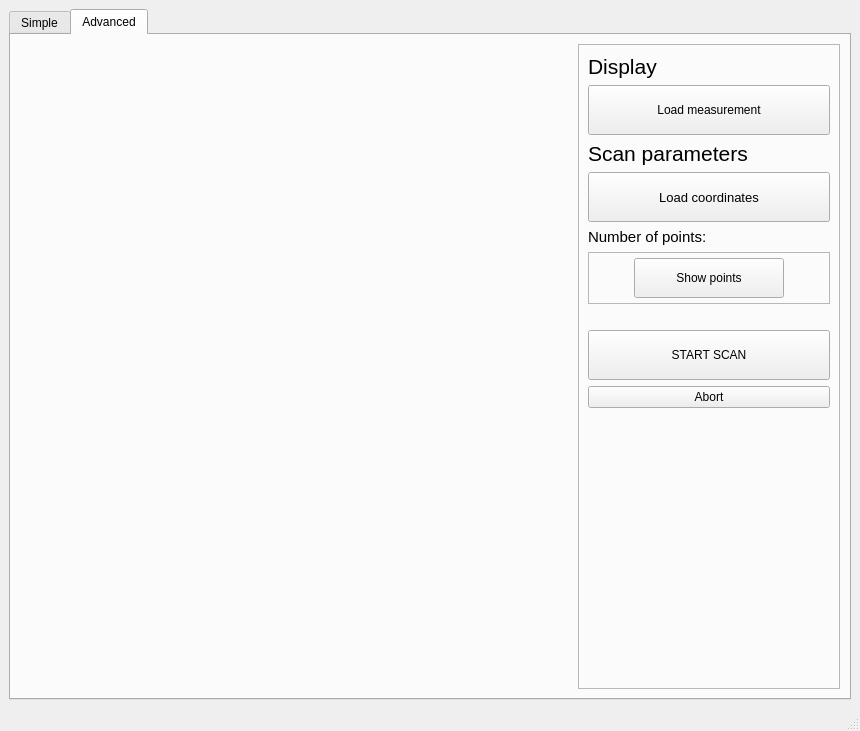
This is mirrorApp.ui in OpenModHub/MirrorScan as Qt 5 draws it before an edit. The edited form follows.
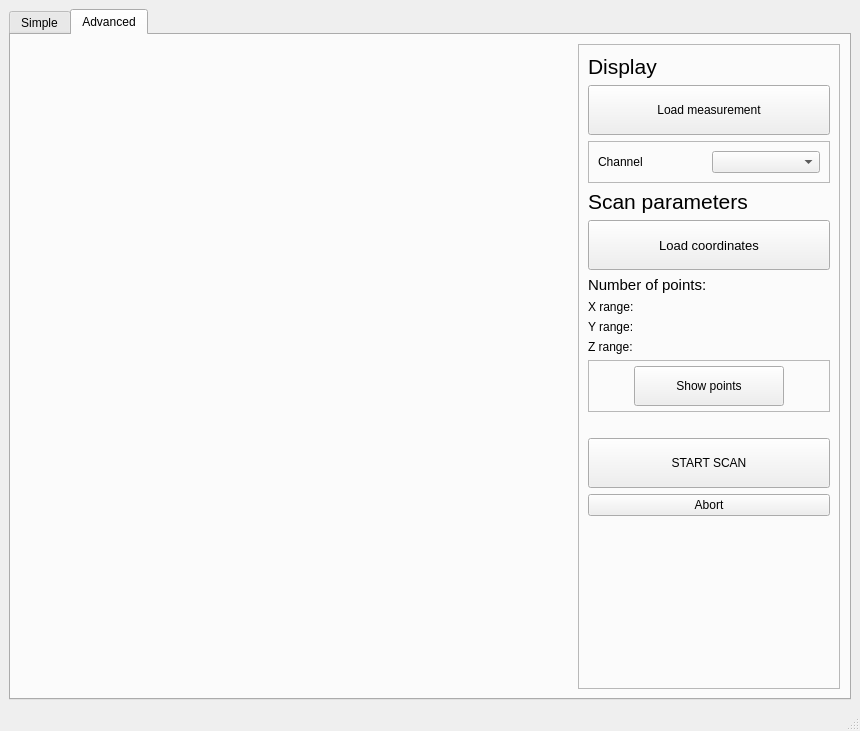
This is the edited form. Custom widgets are drawn as their Qt base class.

Commit message: Point range display, channel selector, error handling

Patch:
```diff
--- a/mirrorApp.ui
+++ b/mirrorApp.ui
@@ -808,6 +808,28 @@
              </property>
             </widget>
            </item>
+           <item>
+            <widget class="QFrame" name="frame_3">
+             <property name="frameShape">
+              <enum>QFrame::StyledPanel</enum>
+             </property>
+             <property name="frameShadow">
+              <enum>QFrame::Raised</enum>
+             </property>
+             <layout class="QHBoxLayout" name="horizontalLayout_9">
+              <item>
+               <widget class="QLabel" name="advanced_channel_label">
+                <property name="text">
+                 <string>Channel</string>
+                </property>
+               </widget>
+              </item>
+              <item>
+               <widget class="QComboBox" name="advanced_channel_comboBox"/>
+              </item>
+             </layout>
+            </widget>
+           </item>
            <item>
             <widget class="QLabel" name="coords_label">
              <property name="font">
@@ -856,6 +878,27 @@
              </property>
             </widget>
            </item>
+           <item>
+            <widget class="QLabel" name="xrange_label">
+             <property name="text">
+              <string>X range:</string>
+             </property>
+            </widget>
+           </item>
+           <item>
+            <widget class="QLabel" name="yrange_label">
+             <property name="text">
+              <string>Y range:</string>
+             </property>
+            </widget>
+           </item>
+           <item>
+            <widget class="QLabel" name="zrange_label">
+             <property name="text">
+              <string>Z range:</string>
+             </property>
+            </widget>
+           </item>
            <item>
             <widget class="QFrame" name="frame_2">
              <property name="sizePolicy">
```
Left out of the diff: 2 changed lines with no effect on the pictures. The commit also changes 1 other file.
